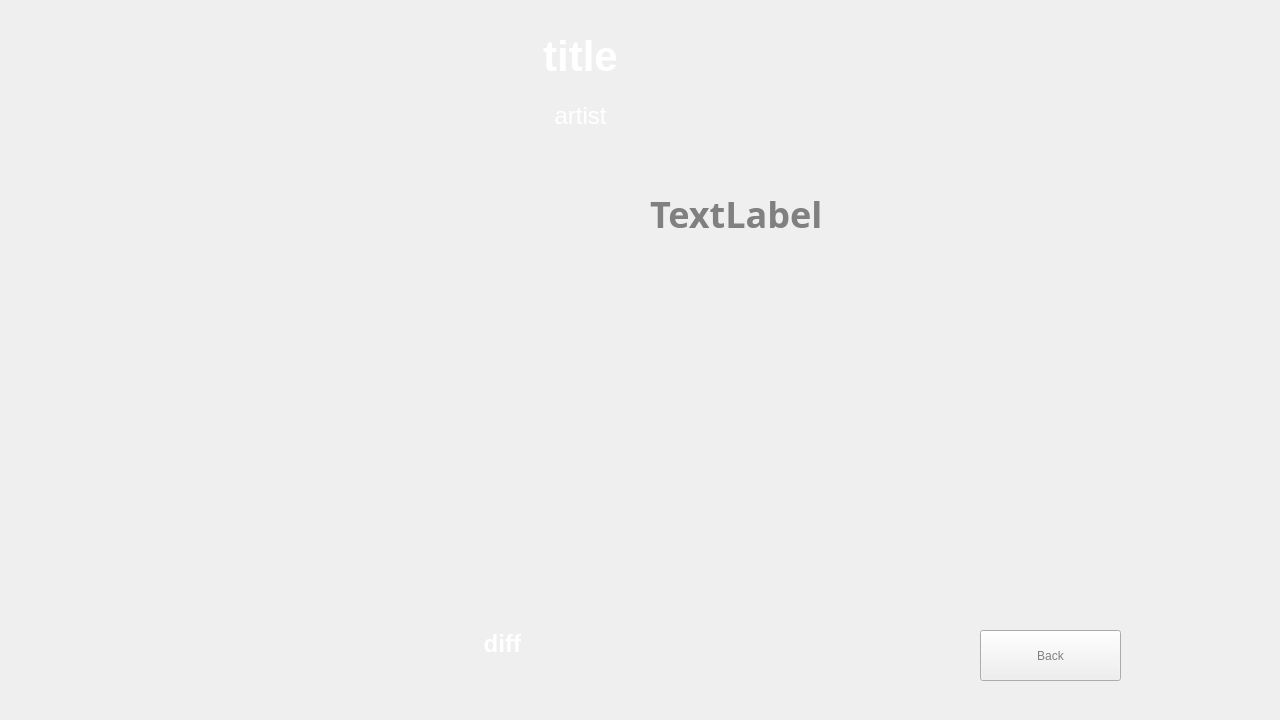
Ryokuri3096/RG-Qt_Rhythm_Game-, file resultoverlay.ui: the form before one commit.
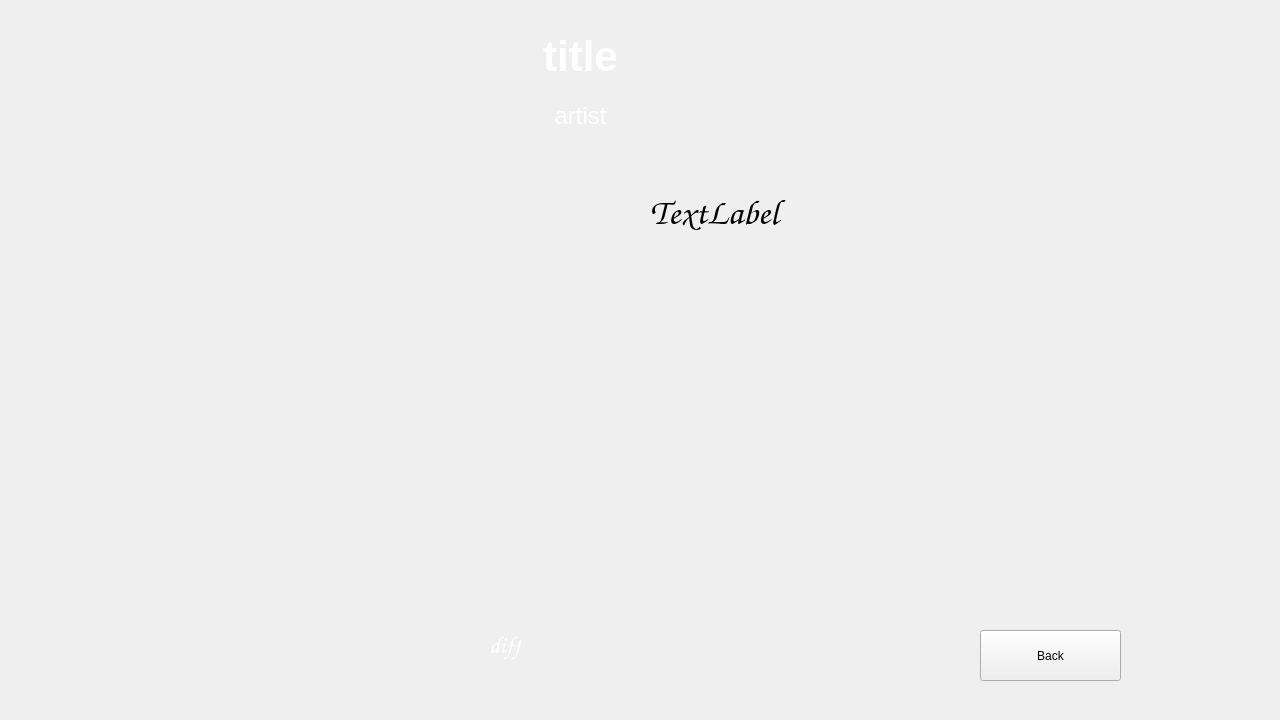
The form after the commit.

```diff
--- a/resultoverlay.ui
+++ b/resultoverlay.ui
@@ -26,7 +26,7 @@
    <string>Form</string>
   </property>
   <property name="styleSheet">
-   <string notr="true">color:gray;</string>
+   <string notr="true"/>
   </property>
   <widget class="QLabel" name="titleLabel">
    <property name="geometry">
@@ -72,7 +72,7 @@
   <widget class="QLabel" name="coverLabel">
    <property name="geometry">
     <rect>
-     <x>40</x>
+     <x>20</x>
      <y>140</y>
      <width>480</width>
      <height>480</height>
@@ -90,6 +90,11 @@
      <height>480</height>
     </size>
    </property>
+   <property name="font">
+    <font>
+     <family>Comic Sans MS</family>
+    </font>
+   </property>
    <property name="text">
     <string/>
    </property>
@@ -103,6 +108,13 @@
      <height>41</height>
     </rect>
    </property>
+   <property name="font">
+    <font>
+     <family>Comic Sans MS</family>
+     <pointsize>-1</pointsize>
+     <bold>true</bold>
+    </font>
+   </property>
    <property name="styleSheet">
     <string notr="true">color: white; 
 font-size: 24px; 
@@ -132,7 +144,7 @@
    </property>
    <property name="font">
     <font>
-     <family>Cascadia Code</family>
+     <family>Comic Sans MS</family>
      <pointsize>-1</pointsize>
      <bold>true</bold>
     </font>
```
